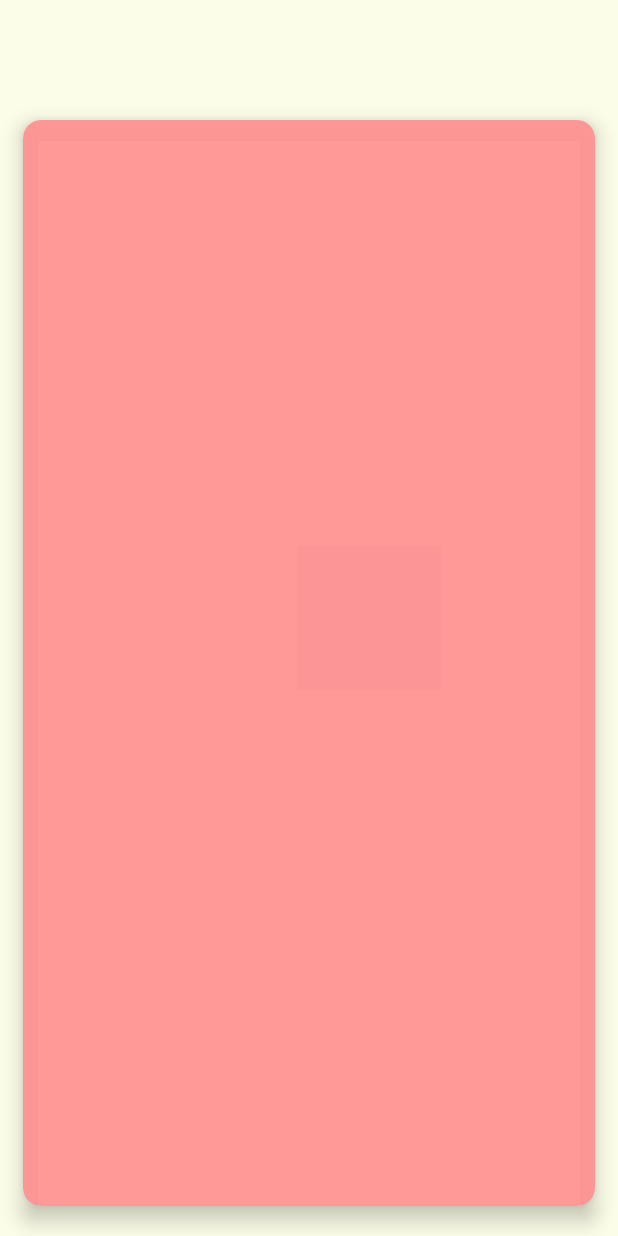
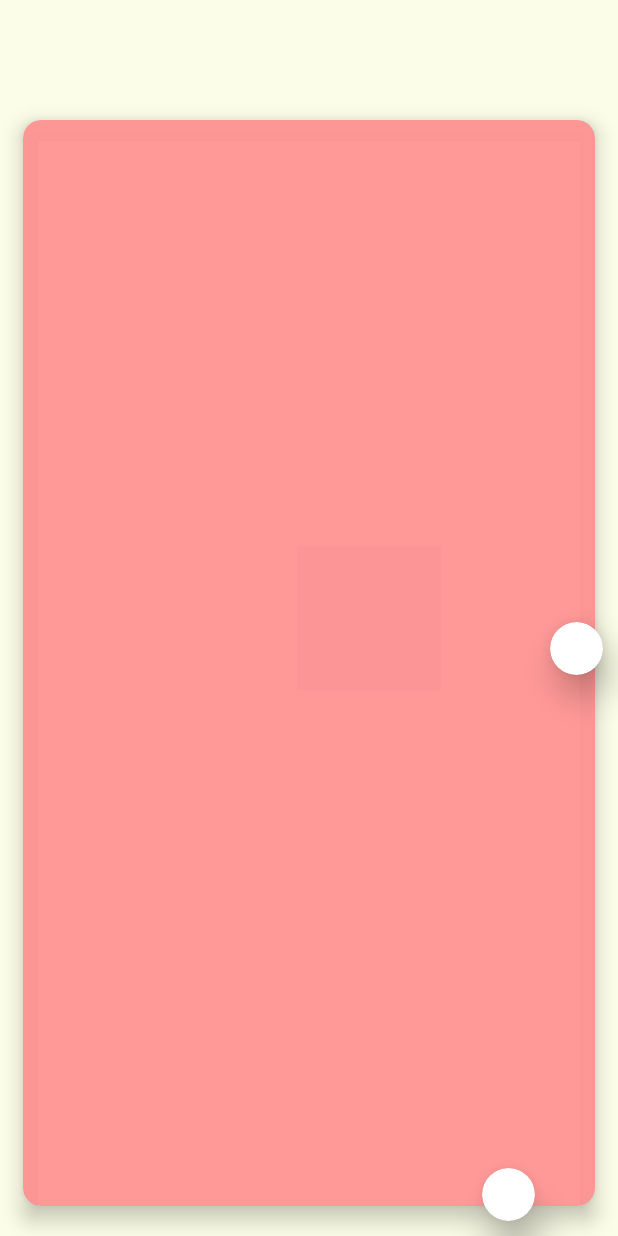
Before and after one commit to akp660/Ganpati_App, an Android app: the Aarti_view screen opened directly, with no data from a screen before it, on a phone screen of 412 x 824 dp. Run offline under Robolectric (Android 15) with nearby library versions, the phone set to English and light mode, and no system bars; our stand-ins replace Firebase (no records; nobody signed in at launch, a user with empty details on screens opened directly); Roboto replaces fonts that are not available here; 1 statement that could not run was skipped.

Commit message:
updated all page ui upgraded to have full page UI.

```diff
--- a/app/build.gradle
+++ b/app/build.gradle
@@ -11,7 +11,7 @@ android {
         applicationId "com.abhijeet.ganpatiapp"
         minSdk 24
         targetSdk 34
-        versionCode 14
+        versionCode 16
         versionName "1.6.2"
         testInstrumentationRunner "androidx.test.runner.AndroidJUnitRunner"
     }
--- a/app/src/main/java/com/abhijeet/ganpatiapp/activities/Aarti_view.java
+++ b/app/src/main/java/com/abhijeet/ganpatiapp/activities/Aarti_view.java
@@ -1,7 +1,12 @@
 package com.abhijeet.ganpatiapp.activities;
 
+import androidx.activity.EdgeToEdge;
 import androidx.annotation.NonNull;
 import androidx.appcompat.app.AppCompatActivity;
+import androidx.core.graphics.Insets;
+import androidx.core.view.ViewCompat;
+import androidx.core.view.WindowInsetsCompat;
+
 import android.content.Context;
 import android.content.Intent;
 import android.os.Build;
@@ -25,7 +30,14 @@ public class Aarti_view extends AppCompatActivity {
     @Override
     protected void onCreate(Bundle savedInstanceState) {
         super.onCreate(savedInstanceState);
+        EdgeToEdge.enable(this);
         setContentView(R.layout.activity_aarti_view);
+
+        ViewCompat.setOnApplyWindowInsetsListener(findViewById(R.id.aarti), (v, insets) -> {
+            Insets systemBars = insets.getInsets(WindowInsetsCompat.Type.systemBars());
+            v.setPadding(systemBars.left, systemBars.top, systemBars.right, systemBars.bottom);
+            return insets;
+        });
 
         name = findViewById(R.id.textView17); // Aarti name TextView
         aarti = findViewById(R.id.aarti); // Aarti content TextView
--- a/app/src/main/res/layout/activity_aarti_list.xml
+++ b/app/src/main/res/layout/activity_aarti_list.xml
@@ -22,7 +22,7 @@
         android:id="@+id/textView17"
         android:layout_width="wrap_content"
         android:layout_height="wrap_content"
-        android:layout_marginTop="20dp"
+        android:layout_marginTop="35dp"
         android:fontFamily="@font/tillana_medium"
         android:text="आरती संग्रह"
         android:textAlignment="center"
--- a/app/src/main/res/layout/activity_aarti_view.xml
+++ b/app/src/main/res/layout/activity_aarti_view.xml
@@ -8,6 +8,7 @@
     tools:context=".activities.Aarti_view">
 
     <ImageView
+        android:id="@+id/imageView19"
         android:layout_width="match_parent"
         android:layout_height="wrap_content"
         android:layout_marginStart="80dp"
@@ -22,7 +23,7 @@
         android:id="@+id/textView17"
         android:layout_width="wrap_content"
         android:layout_height="wrap_content"
-        android:layout_marginTop="17dp"
+        android:layout_marginTop="35dp"
         android:fontFamily="@font/tillana_medium"
         android:textAlignment="center"
         android:textColor="#121212"
@@ -30,8 +31,7 @@
         android:textStyle="bold"
         app:layout_constraintEnd_toEndOf="parent"
         app:layout_constraintStart_toStartOf="parent"
-        app:layout_constraintTop_toTopOf="parent"
-        app:layout_constraintVertical_bias="1.0" />
+        app:layout_constraintTop_toTopOf="parent" />
 
     <androidx.cardview.widget.CardView
         android:layout_width="match_parent"
@@ -66,7 +66,7 @@
 
                 <androidx.constraintlayout.widget.ConstraintLayout
                     android:layout_width="match_parent"
-                    android:layout_height="match_parent">
+                    android:layout_height="wrap_content">
 
                     <TextView
                         android:id="@+id/aarti"
@@ -94,4 +94,26 @@
 
     </androidx.cardview.widget.CardView>
 
+    <androidx.cardview.widget.CardView
+        android:id="@+id/size_plus"
+        android:layout_width="35dp"
+        android:layout_height="35dp"
+        android:layout_marginEnd="10dp"
+        android:layout_marginBottom="10dp"
+        app:cardCornerRadius="50dp"
+        app:cardElevation="15dp"
+        app:layout_constraintBottom_toBottomOf="@+id/imageView19"
+        app:layout_constraintEnd_toEndOf="parent" />
+
+    <androidx.cardview.widget.CardView
+        android:id="@+id/size_minus"
+        android:layout_width="35dp"
+        android:layout_height="35dp"
+        android:layout_marginEnd="10dp"
+        android:layout_marginBottom="10dp"
+        app:cardCornerRadius="50dp"
+        app:cardElevation="15dp"
+        app:layout_constraintBottom_toBottomOf="parent"
+        app:layout_constraintEnd_toStartOf="@+id/size_plus" />
+
 </androidx.constraintlayout.widget.ConstraintLayout>
--- a/app/src/main/res/layout/activity_puja_list.xml
+++ b/app/src/main/res/layout/activity_puja_list.xml
@@ -22,13 +22,13 @@
         android:id="@+id/textView17"
         android:layout_width="wrap_content"
         android:layout_height="wrap_content"
+        android:layout_marginTop="35dp"
         android:fontFamily="@font/tillana_medium"
         android:text="पूजा सामग्री"
         android:textAlignment="center"
         android:textColor="#121212"
         android:textSize="24sp"
         android:textStyle="bold"
-        app:layout_constraintBottom_toTopOf="@+id/cardView2"
         app:layout_constraintEnd_toEndOf="parent"
         app:layout_constraintStart_toStartOf="parent"
         app:layout_constraintTop_toTopOf="parent" />
--- a/app/src/main/res/layout/puja_list_view.xml
+++ b/app/src/main/res/layout/puja_list_view.xml
@@ -22,7 +22,7 @@
         android:id="@+id/textView29"
         android:layout_width="wrap_content"
         android:layout_height="wrap_content"
-        android:layout_marginTop="16dp"
+        android:layout_marginTop="35dp"
         android:fontFamily="@font/tillana_medium"
         android:text="पूजा सामग्री"
         android:textColor="@color/black"
```
Also changed, not shown: app/src/main/java/com/abhijeet/ganpatiapp/activities/Aarti_list.java (+12 -0 lines), app/src/main/java/com/abhijeet/ganpatiapp/activities/Puja_list.java (+13 -0 lines), app/src/main/java/com/abhijeet/ganpatiapp/activities/puja_list_view.java (+15 -0 lines), app/src/main/res/layout/home_page_ver2.xml (+7 -4 lines).
